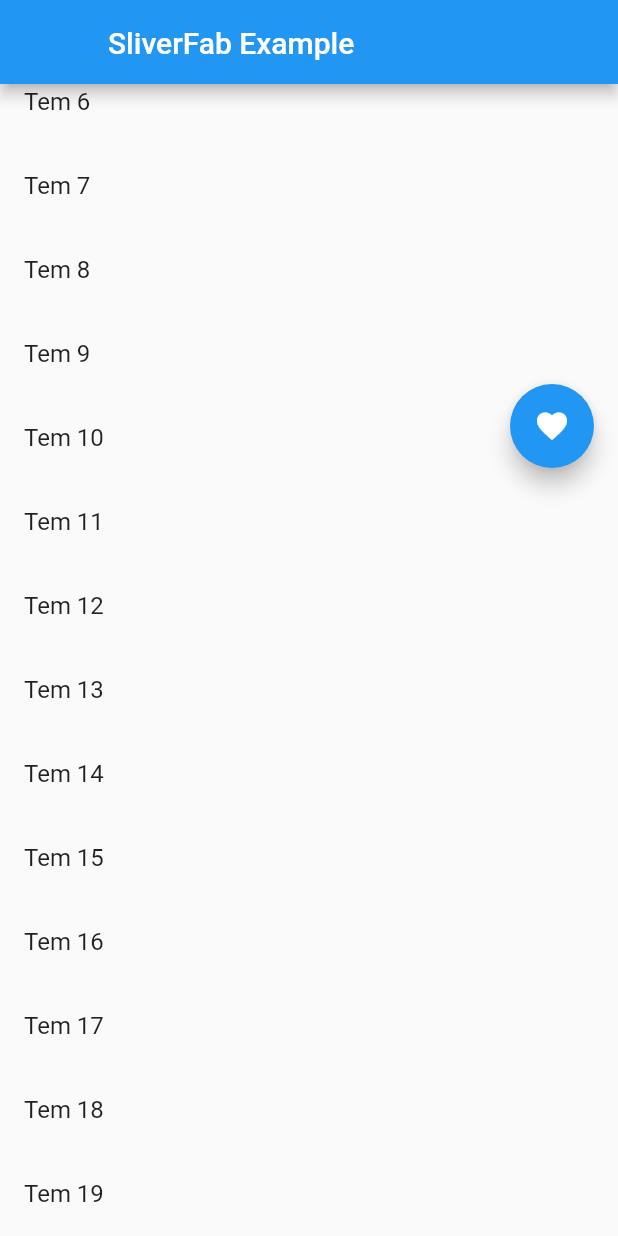
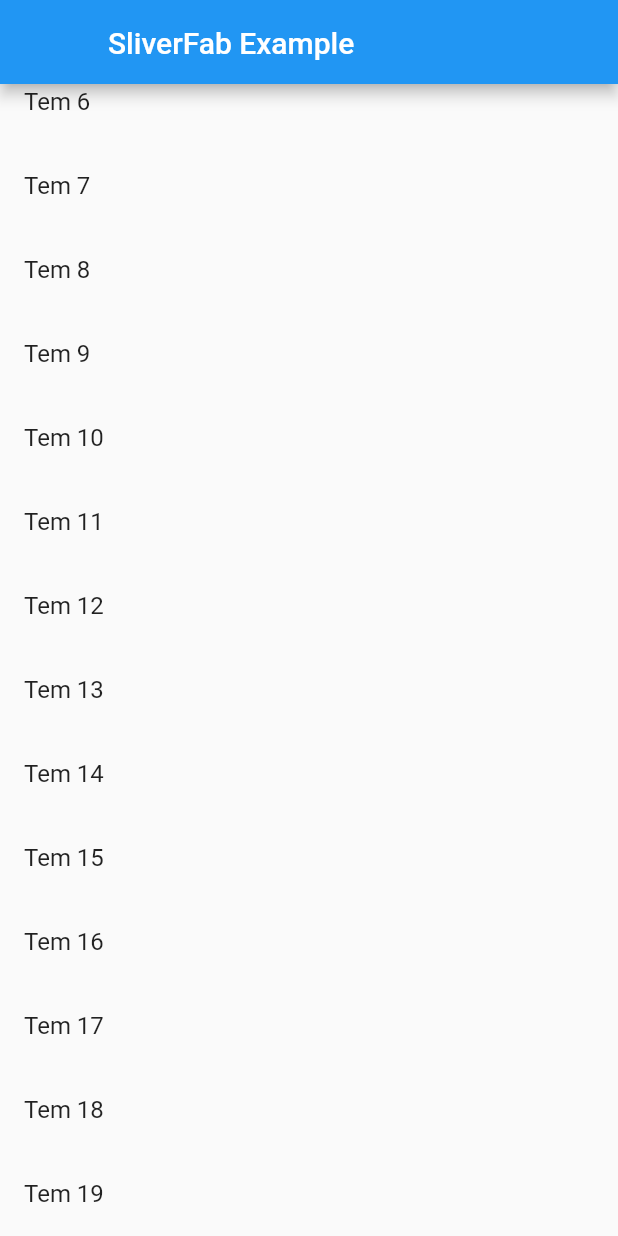
Before and after one commit to mohith7548/Flutter-Sample-Projects, a Flutter app: the screen it shows after launch, scrolled down 552 dp, on a phone screen of 412 x 824 dp. Run offline on Flutter 3.47's test engine with Material 2 defaults, Android fonts, the phone set to English and light mode, and no system bars.

Commit message:
flutter sample project complet3d.

```diff
--- a/dynamic_sliver_fab/lib/main.dart
+++ b/dynamic_sliver_fab/lib/main.dart
@@ -23,6 +23,7 @@ class MyHomePage extends StatefulWidget {
 
 class _MyHomePageState extends State<MyHomePage> {
   ScrollController _scrollController;
+  var _icon = Icons.favorite_border;
 
   @override
   void initState() {
@@ -69,16 +70,54 @@ class _MyHomePageState extends State<MyHomePage> {
               ),
             ],
           ),
-          Positioned(
-            top: 256.0,
-            right: 16.0,
-            child: FloatingActionButton(
-              onPressed: () {},
-              child: Icon(Icons.favorite),
-            ),
-          )
+          _buildFab(),
         ],
       ),
     );
   }
+
+  Widget _buildFab() {
+    //starting fab position
+    final double defaultTopMargin = 256.0 - 4.0;
+    //pixels from top where scaling should start
+    final double scaleStart = 96.0;
+    //pixels from top where scaling should end
+    final double scaleEnd = scaleStart / 2;
+
+    double top = defaultTopMargin; // default top margin, -4 for exact alignment
+    double scale = 1.0;
+    if(_scrollController.hasClients) {
+      double offset = _scrollController.offset;
+      top -= offset;
+      if (offset < defaultTopMargin - scaleStart) {
+        //offset small => don't scale down
+        scale = 1.0;
+      } else if (offset < defaultTopMargin - scaleEnd) {
+        //offset between scaleStart and scaleEnd => scale down
+        scale = (defaultTopMargin - scaleEnd - offset) / scaleEnd;
+      } else {
+        //offset passed scaleEnd => hide fab
+        scale = 0.0;
+      }
+    }
+    return Positioned(
+      top: top,
+      right: 16.0,
+      child: Transform(
+        transform: Matrix4.identity()..scale(scale),
+        child: FloatingActionButton(
+          onPressed: () {
+            setState(() {
+              if (_icon == Icons.favorite_border) {
+                _icon = Icons.favorite;
+              } else if (_icon == Icons.favorite){
+                _icon = Icons.favorite_border;
+              }
+            });
+          },
+          child: Icon(_icon),
+        ),
+      ),
+    );
+  }
 }
```
